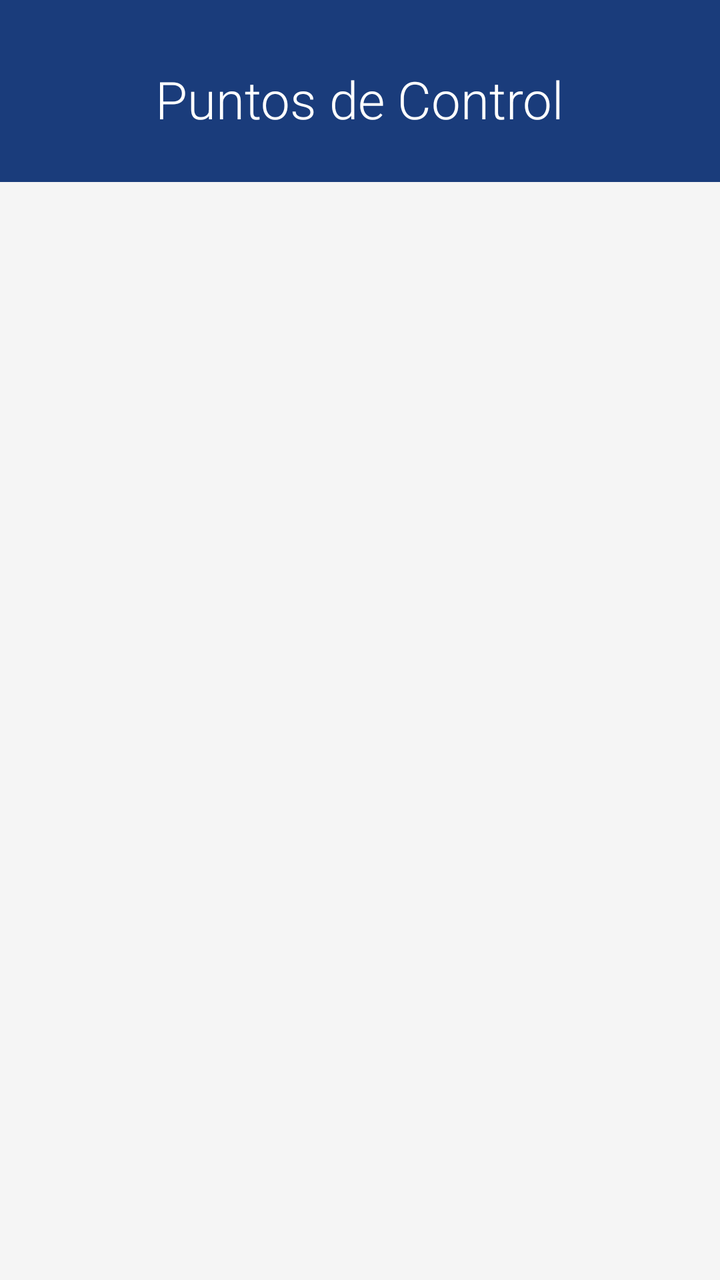
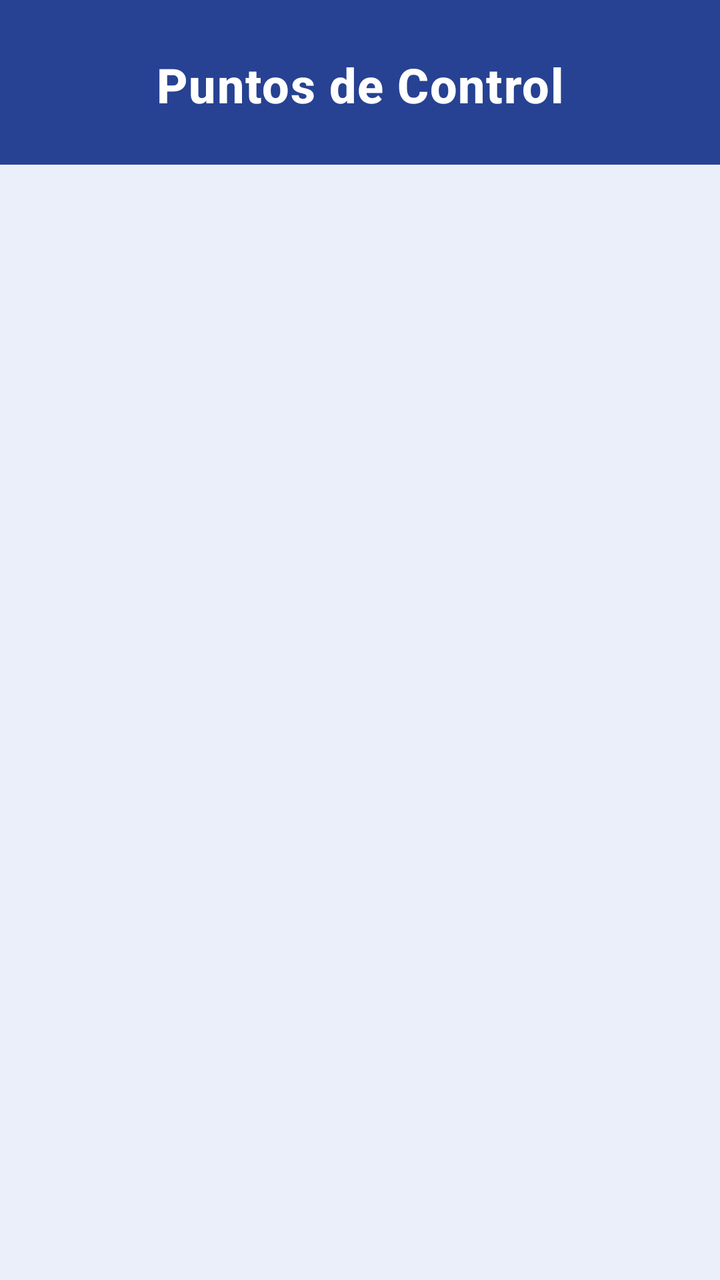

Compare the two renders of this Android layout. The source of the first and the diff that turns it into the second are given below.
<!-- AndroidManifest.xml: application theme Theme.SMCAIOT -->
<!-- res/layout/fragment_entities.xml -->
<?xml version="1.0" encoding="utf-8"?>
<LinearLayout
    xmlns:android="http://schemas.android.com/apk/res/android"
    xmlns:app="http://schemas.android.com/apk/res-auto"
    android:layout_width="match_parent"
    android:layout_height="match_parent"
    android:orientation="vertical"
    android:background="#F5F5F5">

    
    <LinearLayout
        android:layout_width="match_parent"
        android:layout_height="wrap_content"
        android:background="#1A3C7B"
        android:orientation="vertical"
        android:gravity="center"
        android:paddingTop="32dp"
        android:paddingBottom="24dp">

        <TextView
            android:layout_width="wrap_content"
            android:layout_height="wrap_content"
            android:text="Puntos de Control"
            android:textSize="26sp"
            android:textColor="#FFFFFF"
            android:fontFamily="sans-serif-light" />
    </LinearLayout>

    
    <FrameLayout
        android:layout_width="match_parent"
        android:layout_height="0dp"
        android:layout_weight="1">

        
        <LinearLayout
            android:id="@+id/layoutContent"
            android:layout_width="match_parent"
            android:layout_height="match_parent"
            android:orientation="vertical">

            <ProgressBar
                android:id="@+id/progressBar"
                android:layout_width="wrap_content"
                android:layout_height="wrap_content"
                android:layout_gravity="center_horizontal"
                android:layout_marginTop="24dp"
                android:visibility="gone" />

            <androidx.recyclerview.widget.RecyclerView
                android:id="@+id/rvEntities"
                android:layout_width="match_parent"
                android:layout_height="match_parent"
                android:paddingTop="8dp"
                android:paddingBottom="8dp"
                android:clipToPadding="false"
                app:layoutManager="androidx.recyclerview.widget.LinearLayoutManager" />
        </LinearLayout>

        
        <include layout="@layout/layout_error_state" />

    </FrameLayout>

</LinearLayout>
<!-- res/layout/layout_error_state.xml (included above) -->
<?xml version="1.0" encoding="utf-8"?>
<LinearLayout
    xmlns:android="http://schemas.android.com/apk/res/android"
    android:id="@+id/layoutErrorState"
    android:layout_width="match_parent"
    android:layout_height="match_parent"
    android:orientation="vertical"
    android:gravity="center"
    android:padding="32dp"
    android:visibility="gone"
    android:background="#FFFFFF">

    
    <FrameLayout
        android:layout_width="130dp"
        android:layout_height="130dp"
        android:layout_gravity="center">

        <View
            android:id="@+id/viewErrorCircle"
            android:layout_width="match_parent"
            android:layout_height="match_parent"
            android:background="@drawable/bg_circle_pink" />

        <ImageView
            android:id="@+id/ivErrorIcon"
            android:layout_width="64dp"
            android:layout_height="64dp"
            android:layout_gravity="center"
            android:src="@drawable/ic_no_wifi"
            android:importantForAccessibility="no" />
    </FrameLayout>

    
    <TextView
        android:id="@+id/tvErrorTitle"
        android:layout_width="wrap_content"
        android:layout_height="wrap_content"
        android:text="Sin conexión"
        android:textSize="22sp"
        android:textStyle="bold"
        android:textColor="#212121"
        android:layout_marginTop="24dp"
        android:textAlignment="center" />

    
    <TextView
        android:id="@+id/tvErrorDescription"
        android:layout_width="wrap_content"
        android:layout_height="wrap_content"
        android:text="No fue posible conectar con el servidor.\nRevisa tu internet e inténtalo de nuevo"
        android:textSize="14sp"
        android:textColor="#888888"
        android:layout_marginTop="8dp"
        android:textAlignment="center"
        android:lineSpacingMultiplier="1.3" />

    
    <TextView
        android:id="@+id/btnErrorAction"
        android:layout_width="200dp"
        android:layout_height="44dp"
        android:layout_marginTop="28dp"
        android:background="@drawable/bg_button_primary"
        android:gravity="center"
        android:text="Reintentar"
        android:textColor="#FFFFFF"
        android:textSize="15sp"
        android:textStyle="bold" />

    
    <TextView
        android:id="@+id/tvErrorSecondaryAction"
        android:layout_width="wrap_content"
        android:layout_height="wrap_content"
        android:layout_marginTop="14dp"
        android:text="Ir al inicio"
        android:textSize="14sp"
        android:textColor="#555555"
        android:visibility="gone" />

</LinearLayout>
<!-- resources referenced by this layout -->
<resources>
  <!-- drawable bg_button_primary (drawable) -->
  <?xml version="1.0" encoding="utf-8"?>
  <shape xmlns:android="http://schemas.android.com/apk/res/android"
      android:shape="rectangle">
      <solid android:color="#1A3C7B" />
      <corners android:radius="8dp" />
  </shape>
  <!-- drawable bg_circle_pink (drawable) -->
  <?xml version="1.0" encoding="utf-8"?>
  <shape xmlns:android="http://schemas.android.com/apk/res/android"
      android:shape="oval">
      <solid android:color="#FFEBEE" />
      <size
          android:width="120dp"
          android:height="120dp" />
  </shape>
  <!-- drawable ic_no_wifi (drawable) -->
  <?xml version="1.0" encoding="utf-8"?>
  <vector xmlns:android="http://schemas.android.com/apk/res/android"
      android:width="80dp"
      android:height="80dp"
      android:viewportWidth="24"
      android:viewportHeight="24">
      
      <path
          android:fillColor="#E57373"
          android:pathData="M22.99,9C19.15,5.16 13.8,3.76 8.84,4.78l2.52,2.52c3.47,-0.17 6.99,1.05 9.63,3.7l2,-2zM18.99,13c-1.29,-1.29 -2.84,-2.13 -4.49,-2.56l3.53,3.53 0.96,-0.97zM2,3.05L5.07,6.1C3.6,6.82 2.22,7.78 1,9l2,2c1.02,-1.02 2.17,-1.78 3.38,-2.31L9.8,12.11C8.57,12.49 7.42,13.15 6.44,14.08L8.44,16.08c1.18,-1.18 2.63,-1.82 4.12,-1.96l9.19,9.19 1.41,-1.41L3.41,1.64 2,3.05zM10,20.5c0,1.38 1.12,2.5 2.5,2.5s2.5,-1.12 2.5,-2.5c0,-1.38 -1.12,-2.5 -2.5,-2.5S10,19.12 10,20.5z" />
  </vector>
  <style name="Theme.SMCAIOT" parent="Base.Theme.SMCAIOT" />
  <style name="Base.Theme.SMCAIOT" parent="Theme.Material3.DayNight.NoActionBar">
          
          
      </style>
</resources>

<!-- the commit's change to res/layout/fragment_entities.xml (unified diff, before → after) -->
@@ -5,34 +5,33 @@
     android:layout_width="match_parent"
     android:layout_height="match_parent"
     android:orientation="vertical"
-    android:background="#F5F5F5">
+    android:background="@color/blanco_azulado">
 
-    
     <LinearLayout
         android:layout_width="match_parent"
         android:layout_height="wrap_content"
-        android:background="#1A3C7B"
+        android:background="@color/principal"
         android:orientation="vertical"
         android:gravity="center"
-        android:paddingTop="32dp"
+        android:paddingTop="26dp"
         android:paddingBottom="24dp">
 
         <TextView
             android:layout_width="wrap_content"
             android:layout_height="wrap_content"
             android:text="Puntos de Control"
-            android:textSize="26sp"
-            android:textColor="#FFFFFF"
-            android:fontFamily="sans-serif-light" />
+            android:textSize="24sp"
+            android:textStyle="bold"
+            android:textColor="@color/white"
+            android:fontFamily="sans-serif-medium"
+            android:letterSpacing="0.02" />
     </LinearLayout>
 
-    
     <FrameLayout
         android:layout_width="match_parent"
         android:layout_height="0dp"
         android:layout_weight="1">
 
-        
         <LinearLayout
             android:id="@+id/layoutContent"
             android:layout_width="match_parent"
@@ -51,13 +50,12 @@
                 android:id="@+id/rvEntities"
                 android:layout_width="match_parent"
                 android:layout_height="match_parent"
-                android:paddingTop="8dp"
-                android:paddingBottom="8dp"
+                android:paddingTop="12dp"
+                android:paddingBottom="12dp"
                 android:clipToPadding="false"
                 app:layoutManager="androidx.recyclerview.widget.LinearLayoutManager" />
         </LinearLayout>
 
-        
         <include layout="@layout/layout_error_state" />
 
     </FrameLayout>
@@ -67,6 +65,7 @@
 <?xml version="1.0" encoding="utf-8"?>
 <LinearLayout
     xmlns:android="http://schemas.android.com/apk/res/android"
+    xmlns:app="http://schemas.android.com/apk/res-auto"
     android:id="@+id/layoutErrorState"
     android:layout_width="match_parent"
     android:layout_height="match_parent"
@@ -74,13 +73,13 @@
     android:gravity="center"
     android:padding="32dp"
     android:visibility="gone"
-    android:background="#FFFFFF">
+    android:background="@android:color/transparent">
 
-    
     <FrameLayout
-        android:layout_width="130dp"
-        android:layout_height="130dp"
-        android:layout_gravity="center">
+        android:layout_width="120dp"
+        android:layout_height="120dp"
+        android:layout_gravity="center"
+        android:elevation="0dp">
 
         <View
             android:id="@+id/viewErrorCircle"
@@ -90,59 +89,66 @@
 
         <ImageView
             android:id="@+id/ivErrorIcon"
-            android:layout_width="64dp"
-            android:layout_height="64dp"
+            android:layout_width="56dp"
+            android:layout_height="56dp"
             android:layout_gravity="center"
             android:src="@drawable/ic_no_wifi"
             android:importantForAccessibility="no" />
     </FrameLayout>
 
-    
     <TextView
         android:id="@+id/tvErrorTitle"
         android:layout_width="wrap_content"
         android:layout_height="wrap_content"
         android:text="Sin conexión"
-        android:textSize="22sp"
+        android:textSize="20sp"
         android:textStyle="bold"
-        android:textColor="#212121"
+        android:textColor="@color/principal"
+        android:fontFamily="sans-serif-medium"
         android:layout_marginTop="24dp"
         android:textAlignment="center" />
 
-    
     <TextView
         android:id="@+id/tvErrorDescription"
         android:layout_width="wrap_content"
         android:layout_height="wrap_content"
-        android:text="No fue posible conectar con el servidor.\nRevisa tu internet e inténtalo de nuevo"
+        android:text="No fue posible conectar con el servidor.\nRevisa tu internet e inténtalo de nuevo."
         android:textSize="14sp"
-        android:textColor="#888888"
-        android:layout_marginTop="8dp"
+        android:textColor="#666666"
+        android:fontFamily="sans-serif"
+        android:layout_marginTop="10dp"
         android:textAlignment="center"
-        android:lineSpacingMultiplier="1.3" />
+        android:lineSpacingMultiplier="1.2" />
 
-    
-    <TextView
+    <com.google.android.material.button.MaterialButton
         android:id="@+id/btnErrorAction"
         android:layout_width="200dp"
-        android:layout_height="44dp"
+        android:layout_height="50dp"
         android:layout_marginTop="28dp"
-        android:background="@drawable/bg_button_primary"
-        android:gravity="center"
         android:text="Reintentar"
-        android:textColor="#FFFFFF"
+        android:textColor="@color/white"
         android:textSize="15sp"
-        android:textStyle="bold" />
+        android:textStyle="bold"
+        android:textAllCaps="false"
+        app:backgroundTint="@color/principal"
+        app:strokeWidth="0dp"
+        app:cornerRadius="14dp"
+        android:elevation="2dp"
+        style="@style/Widget.Material3.Button" />
 
-    
-    <TextView
+    <com.google.android.material.button.MaterialButton
         android:id="@+id/tvErrorSecondaryAction"
         android:layout_width="wrap_content"
-        android:layout_height="wrap_content"
-        android:layout_marginTop="14dp"
+        android:layout_height="44dp"
+        android:layout_marginTop="10dp"
         android:text="Ir al inicio"
         android:textSize="14sp"
-        android:textColor="#555555"
-        android:visibility="gone" />
+        android:textColor="@color/principal"
+        android:textAllCaps="false"
+        app:backgroundTint="@android:color/transparent"
+        app:strokeWidth="0dp"
+        app:cornerRadius="10dp"
+        android:visibility="gone"
+        style="@style/Widget.Material3.Button.TextButton" />
 
 </LinearLayout>
<!-- resource entries referenced after the edit -->
@@ -1,12 +1,8 @@
 <!-- resources referenced by this layout -->
 <resources>
-  <!-- drawable bg_button_primary (drawable) -->
-  <?xml version="1.0" encoding="utf-8"?>
-  <shape xmlns:android="http://schemas.android.com/apk/res/android"
-      android:shape="rectangle">
-      <solid android:color="#1A3C7B" />
-      <corners android:radius="8dp" />
-  </shape>
+  <color name="blanco_azulado">#EBEFF9</color>
+  <color name="principal">#274292</color>
+  <color name="white">#FFFFFFFF</color>
   <!-- drawable bg_circle_pink (drawable) -->
   <?xml version="1.0" encoding="utf-8"?>
   <shape xmlns:android="http://schemas.android.com/apk/res/android"
@@ -30,8 +26,21 @@
   </vector>
   <style name="Theme.SMCAIOT" parent="Base.Theme.SMCAIOT" />
   <style name="Base.Theme.SMCAIOT" parent="Theme.Material3.DayNight.NoActionBar">
-          
-          
+          <item name="colorPrimary">@color/principal</item>
+          <item name="colorOnPrimary">@color/white</item>
+  
+          <item name="chipStyle">@style/CustomChipStyle</item>
+      </style>
+  <style name="CustomChipStyle" parent="Widget.Material3.Chip.Filter">
+          <item name="android:textColor">@color/chip_text_color_selector</item>
+  
+          <item name="chipBackgroundColor">@color/chip_background_color_selector</item>
+  
+          <item name="chipStrokeColor">@android:color/transparent</item>
+          <item name="chipStrokeWidth">0dp</item>
+  
+          <item name="checkedIconVisible">false</item>
+  
       </style>
 </resources>
 
